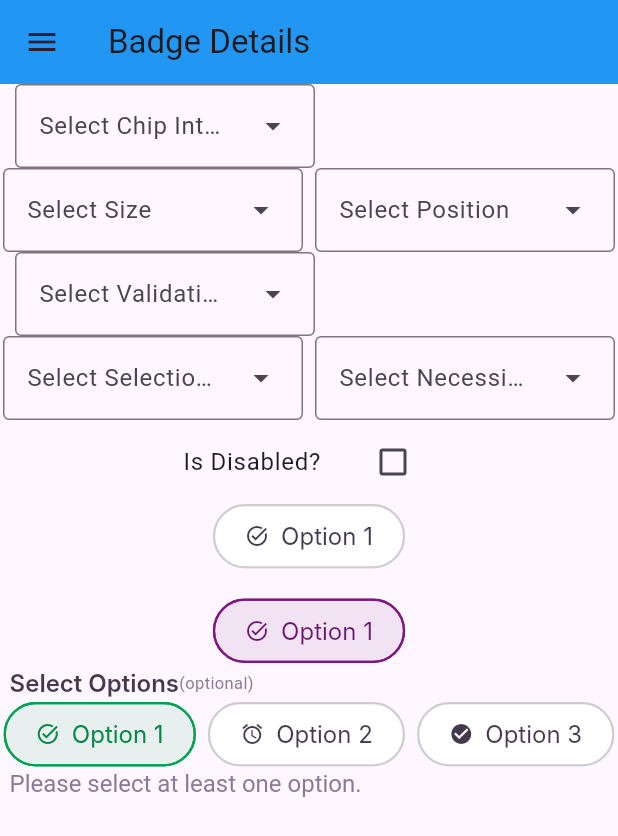
After one commit to githimank/BLADE-DESIGN-SYSTEM, a Flutter app: the ChipDemo screen opened by its route, on a phone screen of 412 x 824 dp. The commit adds this screen. Shown: the top 836 px of the screen. Run offline on Flutter 3.47's test engine with Material 3 defaults, Android fonts, the phone set to English and light mode, and no system bars; Roboto replaces fonts that are missing (Inter, Menlo).

Commit message:
chip & chip group example added

```diff
--- /dev/null
+++ b/example/lib/components/chip_demo.dart
@@ -0,0 +1,249 @@
+import 'package:blade_design_system/components/chip/bp_chip.dart';
+import 'package:blade_design_system/components/chip/bp_chip_enums.dart';
+import 'package:blade_design_system/components/chip/bp_chip_group.dart';
+import 'package:blade_design_system/components/chip/bp_chip_style.dart';
+import 'package:blade_design_system/components/chip/bp_filter_chip.dart';
+import 'package:blade_design_system/theme/theme_extensions.dart';
+import 'package:blade_design_system/theme/tokens/spacing.dart';
+import 'package:flutter/material.dart';
+
+class ChipDemo extends StatefulWidget {
+  const ChipDemo({
+    super.key,
+  });
+
+  @override
+  State<ChipDemo> createState() => _ChipDemoState();
+}
+
+class _ChipDemoState extends State<ChipDemo> {
+  bool showLeadingIcon = false;
+  ChipIntent intent = ChipIntent.PRIMARY;
+  ChipSize size = ChipSize.MEDIUM;
+  bool isDisabled = false;
+  bool isChecked = false;
+
+  final Widget icon = const Icon(
+    Icons.task_alt,
+    size: 16,
+  );
+
+  ChipLabelPosition position = ChipLabelPosition.Top;
+  ChipValidationState validationState = ChipValidationState.NONE;
+  ChipSelectionType selectionType = ChipSelectionType.SINGLE;
+  ChipNecessityIndicator necessityIndicator = ChipNecessityIndicator.OPTIONAL;
+
+  List<String> selectedChips = [];
+
+  void handleChipSelection(String chip, bool isSelected) {
+    setState(() {
+      if (isSelected) {
+        selectedChips.add(chip);
+      } else {
+        selectedChips.remove(chip);
+      }
+    });
+    print('Selected Chips: $selectedChips');
+  }
+
+  final List<BpChipData<String>> chipData = [
+    BpChipData(
+      value: 'Option 1',
+      label: 'Option 1',
+      icon: const Icon(Icons.task_alt, size: 16),
+      isDisabled: false,
+      intent: ChipIntent.POSITIVE,
+    ),
+    BpChipData(
+      value: 'Option 2',
+      label: 'Option 2',
+      icon: const Icon(Icons.access_alarm, size: 16),
+    ),
+    BpChipData(
+      value: 'Option 3',
+      label: 'Option 3',
+      icon: const Icon(Icons.check_circle, size: 16),
+    ),
+  ];
+
+  final value = ['Option 1'];
+
+  @override
+  Widget build(BuildContext context) {
+    double screenWidth = MediaQuery.of(context).size.width;
+    bool isDesktop = screenWidth > 900;
+
+    return Scaffold(
+      appBar: AppBar(
+        backgroundColor: Colors.blue,
+        title: const Text('Badge Details'),
+        leading: !isDesktop
+            ? Builder(
+                builder: (context) => IconButton(
+                  icon: const Icon(
+                    Icons.menu,
+                    color: Color(0xFF301C33),
+                  ),
+                  onPressed: () => Scaffold.of(context).openDrawer(),
+                ),
+              )
+            : null,
+      ),
+      body: SingleChildScrollView(
+        child: Center(
+          child: Column(
+            crossAxisAlignment: CrossAxisAlignment.center,
+            children: [
+              Wrap(
+                children: [
+                  Spacings.spacing3.wBox,
+                  DropdownMenu(
+                    dropdownMenuEntries: ChipIntent.values
+                        .map((it) =>
+                            DropdownMenuEntry(value: it, label: it.name))
+                        .toList(),
+                    width: 200,
+                    hintText: "Select Chip Intent",
+                    onSelected: (selectedChipIntent) {
+                      setState(() {
+                        intent = selectedChipIntent ?? ChipIntent.PRIMARY;
+                      });
+                    },
+                  ),
+                  Spacings.spacing3.wBox,
+                  DropdownMenu(
+                    dropdownMenuEntries: ChipSize.values
+                        .map((it) =>
+                            DropdownMenuEntry(value: it, label: it.name))
+                        .toList(),
+                    width: 200,
+                    hintText: "Select Size",
+                    onSelected: (selectedSize) {
+                      setState(() {
+                        size = selectedSize ?? ChipSize.MEDIUM;
+                      });
+                    },
+                  ),
+                  Spacings.spacing3.wBox,
+                  DropdownMenu(
+                    dropdownMenuEntries: ChipLabelPosition.values
+                        .map((it) =>
+                            DropdownMenuEntry(value: it, label: it.name))
+                        .toList(),
+                    width: 200,
+                    hintText: "Select Position",
+                    onSelected: (selectedPosition) {
+                      setState(() {
+                        position = selectedPosition ?? ChipLabelPosition.Left;
+                      });
+                    },
+                  ),
+                  Spacings.spacing3.wBox,
+                  DropdownMenu(
+                    dropdownMenuEntries: ChipValidationState.values
+                        .map((it) =>
+                            DropdownMenuEntry(value: it, label: it.name))
+                        .toList(),
+                    width: 200,
+                    hintText: "Select ValidationState",
+                    onSelected: (selectedValidationState) {
+                      setState(() {
+                        validationState =
+                            selectedValidationState ?? ChipValidationState.NONE;
+                      });
+                    },
+                  ),
+                  Spacings.spacing3.wBox,
+                  DropdownMenu(
+                    dropdownMenuEntries: ChipSelectionType.values
+                        .map((it) =>
+                            DropdownMenuEntry(value: it, label: it.name))
+                        .toList(),
+                    width: 200,
+                    hintText: "Select SelectionType",
+                    onSelected: (selectedSelectionType) {
+                      setState(() {
+                        selectionType =
+                            selectedSelectionType ?? ChipSelectionType.MULTIPLE;
+                      });
+                    },
+                  ),
+                  Spacings.spacing3.wBox,
+                  DropdownMenu(
+                    dropdownMenuEntries: ChipNecessityIndicator.values
+                        .map((it) =>
+                            DropdownMenuEntry(value: it, label: it.name))
+                        .toList(),
+                    width: 200,
+                    hintText: "Select NecessityIndicator",
+                    onSelected: (selectedNecessityIndicator) {
+                      setState(() {
+                        necessityIndicator = selectedNecessityIndicator ??
+                            ChipNecessityIndicator.NONE;
+                      });
+                    },
+                  ),
+                ],
+              ),
+              SizedBox(
+                width: 200,
+                child: CheckboxListTile(
+                  value: isDisabled,
+                  onChanged: (selected) {
+                    setState(() {
+                      isDisabled = selected ?? false;
+                    });
+                  },
+                  title: const Text("Is Disabled?"),
+                ),
+              ),
+              BpFilterChip(
+                label: 'Option 1',
+                icon: icon,
+                isDisabled: isDisabled,
+                intent: intent,
+                onSelected: (isSelected) {
+                  setState(() {
+                    isChecked = isSelected;
+                  });
+                  print('Chip is ${isSelected ? 'selected' : 'deselected'}');
+                },
+                chipSize: size,
+                isChecked: isChecked,
+              ),
+              Spacings.spacing6.hBox,
+              BpChip(
+                label: 'Option 1',
+                icon: icon,
+                isDisabled: isDisabled,
+                intent: intent,
+                // isChecked: false, // Enable false to show Default color
+                chipSize: size,
+              ),
+              BpChipGroup(
+                labelPosition: position,
+                label: 'Select Options',
+                validationState: validationState,
+                selectionType: selectionType,
+                size: size,
+                isRequired: true,
+                onChange: (selectedChips) {
+                  print('Selected Chips: $selectedChips');
+                  value.clear();
+                  value.addAll(selectedChips);
+                  setState(() {});
+                },
+                necessityIndicator: necessityIndicator,
+                color: intent,
+                errorText: 'Error',
+                helpText: 'Please select at least one option.',
+                selectedValue: value,
+                children: chipData,
+              ),
+            ],
+          ),
+        ),
+      ),
+    );
+  }
+}
--- a/example/lib/components_screen.dart
+++ b/example/lib/components_screen.dart
@@ -46,6 +46,15 @@ class ComponentsScreen extends StatelessWidget {
               const SizedBox(height: 20),
               ElevatedButton(
                 onPressed: () {
+                  Navigator.pushNamed(context, '/chipDemo');
+                },
+                child: const Text(
+                  'Chip Demo',
+                ),
+              ),
+              const SizedBox(height: 20),
+              ElevatedButton(
+                onPressed: () {
                   Navigator.pushNamed(context, '/checkboxDemo');
                 },
                 child: const Text(
--- a/example/lib/main.dart
+++ b/example/lib/main.dart
@@ -5,6 +5,7 @@ import 'package:flutter/material.dart';
 
 import 'components/RadioDemo.dart';
 import 'components/badge_details.dart';
+import 'components/chip_demo.dart';
 import 'components/spinner_details.dart';
 import 'components/tooltip_demo.dart';
 import 'components_screen.dart';
@@ -26,6 +27,7 @@ class MyApp extends StatelessWidget {
         '/': (context) => const ComponentsScreen(),
         '/spinner': (context) => const SpinnerDetails(),
         '/checkboxDemo': (context) => const CheckboxDemo(),
+        '/chipDemo': (context) => const ChipDemo(),
         '/badgeDetails': (context) => const BadgeDetails(),
         '/radioDemo': (context) => const RadioDemo(),
         '/tooltipDemo': (context) => const TooltipDemo(),
```
